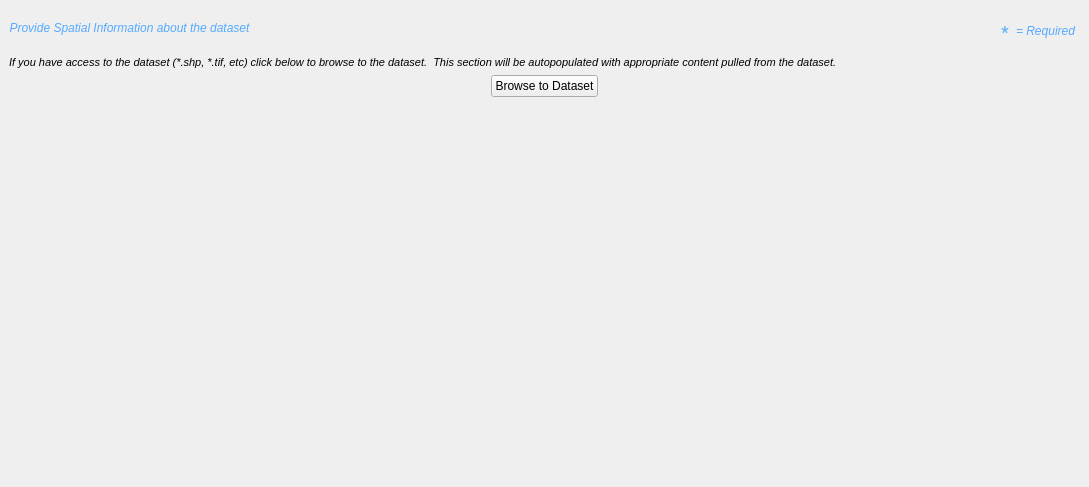
The window that pymdwizard/gui/ui_files/Spatial_tab.ui (DOI-USGS/fort-pymdwizard) describes before a commit, drawn with Qt 5.
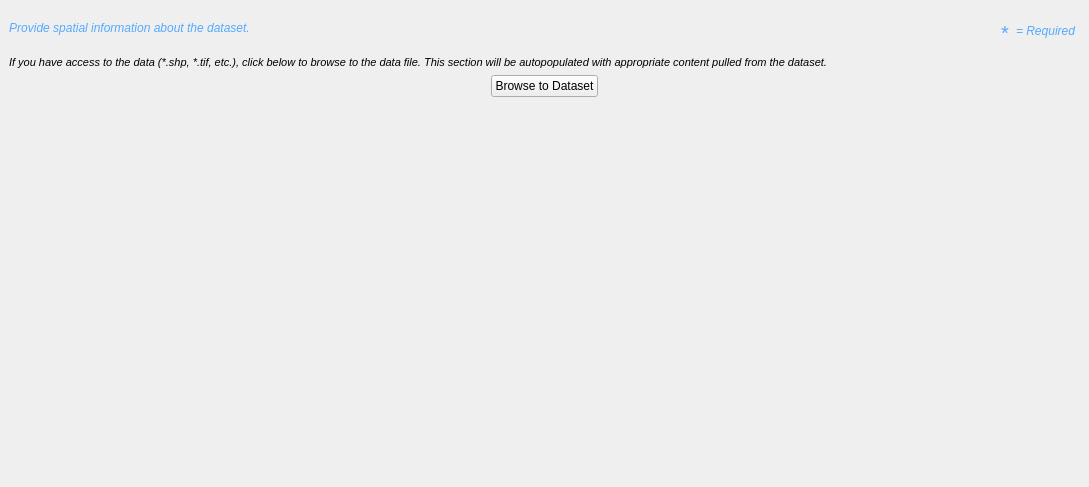
The same window after the commit.

What changed in the file:
```diff
--- a/pymdwizard/gui/ui_files/Spatial_tab.ui
+++ b/pymdwizard/gui/ui_files/Spatial_tab.ui
@@ -79,7 +79,7 @@
            <string>Required</string>
           </property>
           <property name="text">
-           <string>&lt;html&gt;&lt;head/&gt;&lt;body&gt;&lt;p&gt;&lt;span style=&quot; font-style:italic; color:#55aaff;&quot;&gt;Provide Spatial Information about the dataset&lt;/span&gt;&lt;/p&gt;&lt;/body&gt;&lt;/html&gt;</string>
+           <string>&lt;html&gt;&lt;head/&gt;&lt;body&gt;&lt;p&gt;&lt;span style=&quot; font-style:italic; color:#55aaff;&quot;&gt;Provide spatial information about the dataset.&lt;/span&gt;&lt;/p&gt;&lt;/body&gt;&lt;/html&gt;</string>
           </property>
           <property name="textFormat">
            <enum>Qt::RichText</enum>
@@ -243,7 +243,7 @@
            <string notr="true">font: italic 8pt;</string>
           </property>
           <property name="text">
-           <string>If you have access to the dataset (*.shp, *.tif, etc) click below to browse to the dataset.  This section will be autopopulated with appropriate content pulled from the dataset.</string>
+           <string>If you have access to the data (*.shp, *.tif, etc.), click below to browse to the data file. This section will be autopopulated with appropriate content pulled from the dataset.</string>
           </property>
           <property name="textFormat">
            <enum>Qt::PlainText</enum>
```
